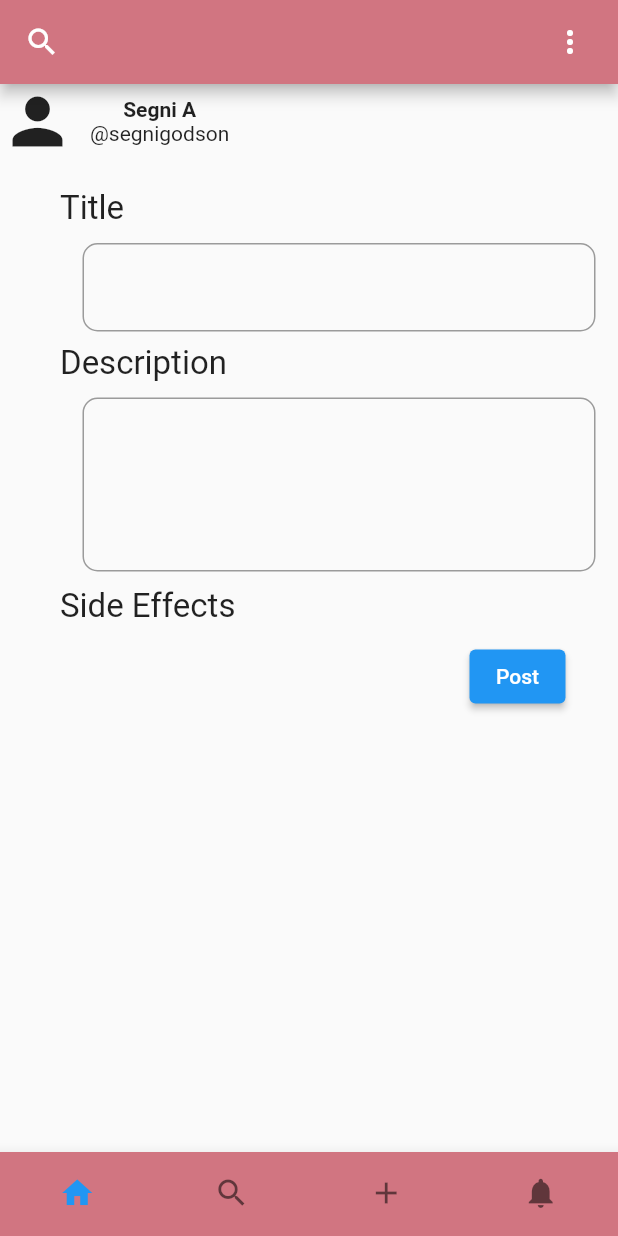
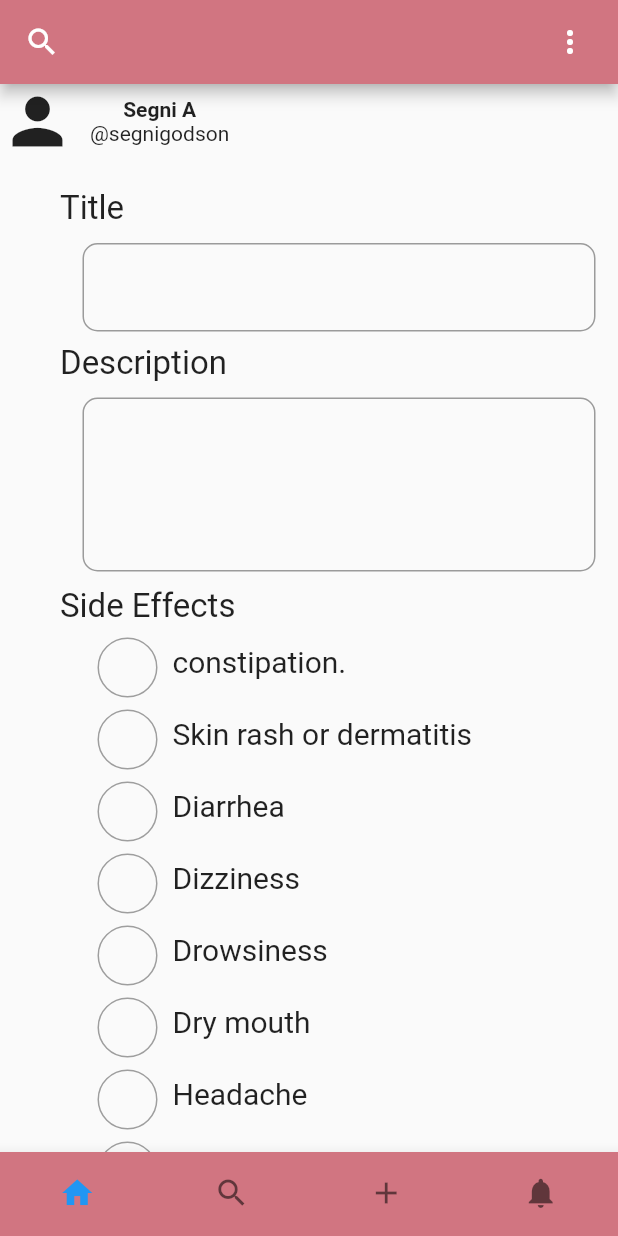
Before and after one commit to Kaleab-git/Medanit, a Flutter app: the screen it shows after launch, on a phone screen of 412 x 824 dp. Run offline on Flutter 3.47's test engine with Material 2 defaults, Android fonts, the light colour scheme and no system bars; drawn by our look-alikes of roundcheckbox.

Commit message:
done with add post page ui

```diff
--- a/medanit_frontend/lib/screens/addPostPage.dart
+++ b/medanit_frontend/lib/screens/addPostPage.dart
@@ -112,7 +112,110 @@ class _addPostPageState extends State<addPostPage> {
                           ],
                         ),
                         Text('Side Effects' , style: TextStyle(fontSize: 22),),
+                        Padding(
+                          padding: const EdgeInsets.only(left: 25),
+                          child: Column(
+                            children: [
+                              Row(
+                                children: [
 
+                                  Padding(
+                                    padding: const EdgeInsets.only(right: 10,top: 8),
+                                    child: RoundCheckBox(
+                                      onTap: (selected) {},
+                                    ),
+                                  ),
+                                  Text('constipation.',style:TextStyle(fontSize: 20))
+                                ],
+                              ),
+                              Row(
+                                children: [
+                                  Padding(
+                                    padding: const EdgeInsets.only(right: 10,top: 8),
+                                    child: RoundCheckBox(
+                                      onTap: (selected) {},
+                                    ),
+                                  ),
+                                  Text('Skin rash or dermatitis',style:TextStyle(fontSize: 20),)
+
+                                ],
+                              ),
+                               Row(
+                                children: [
+                                  Padding(
+                                    padding: const EdgeInsets.only(right: 10,top: 8),
+                                    child: RoundCheckBox(
+                                      onTap: (selected) {},
+                                    ),
+                                  ),
+                                  Text('Diarrhea',style:TextStyle(fontSize: 20),)
+
+                                ],
+                              ),
+                               Row(
+                                children: [
+                                  Padding(
+                                    padding: const EdgeInsets.only(right: 10,top: 8),
+                                    child: RoundCheckBox(
+                                      onTap: (selected) {},
+                                    ),
+                                  ),
+                                  Text('Dizziness',style:TextStyle(fontSize: 20),)
+
+                                ],
+                              ),
+                               Row(
+                                children: [
+                                  Padding(
+                                    padding: const EdgeInsets.only(right: 10,top: 8),
+                                    child: RoundCheckBox(
+                                      onTap: (selected) {},
+                                    ),
+                                  ),
+                                  Text('Drowsiness',style:TextStyle(fontSize: 20),)
+
+                                ],
+                              ),
+                               Row(
+                                children: [
+                                  Padding(
+                                    padding: const EdgeInsets.only(right: 10,top: 8),
+                                    child: RoundCheckBox(
+                                      onTap: (selected) {},
+                                    ),
+                                  ),
+                                  Text('Dry mouth',style:TextStyle(fontSize: 20),)
+
+                                ],
+                              ),
+                               Row(
+                                children: [
+                                  Padding(
+                                    padding: const EdgeInsets.only(right: 10,top: 8),
+                                    child: RoundCheckBox(
+                                      onTap: (selected) {},
+                                    ),
+                                  ),
+                                  Text('Headache',style:TextStyle(fontSize: 20),)
+
+                                ],
+                              ),
+                               Row(
+                                children: [
+                                  Padding(
+                                    padding: const EdgeInsets.only(right: 10,top: 8),
+                                    child: RoundCheckBox(
+                                      onTap: (selected) {},
+                                    ),
+                                  ),
+                                  Text('Insomnia',style:TextStyle(fontSize: 20),)
+
+                                ],
+                              ),
+
+                            ],
+                          ),
+                        ),
                            Row(
                              mainAxisAlignment: MainAxisAlignment.end,
                              children: [
```
